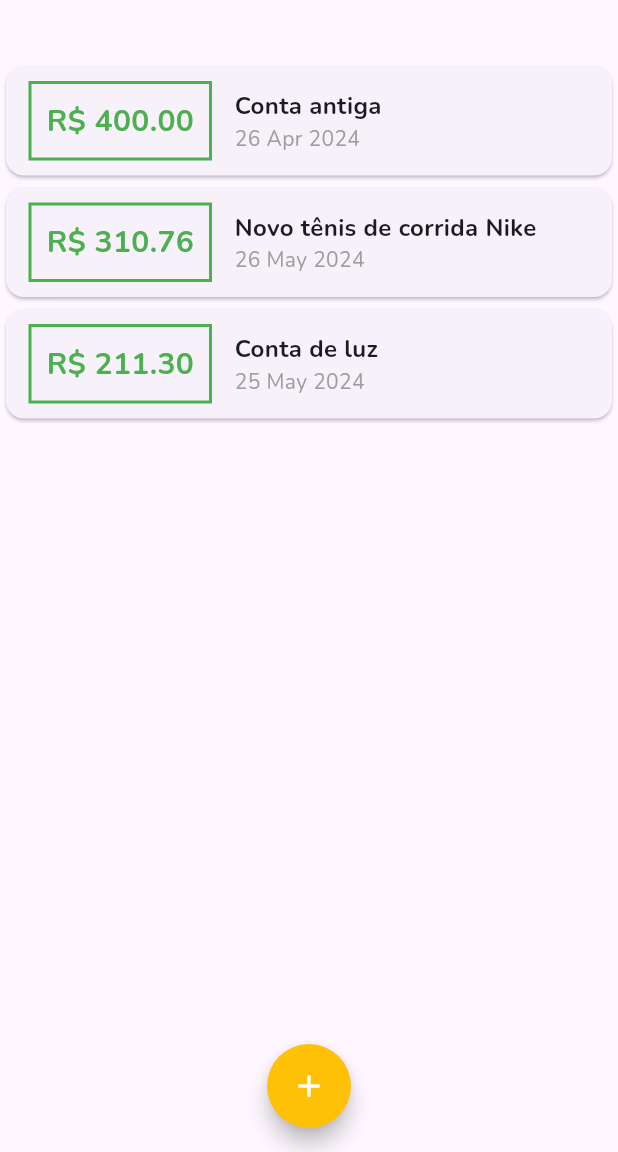
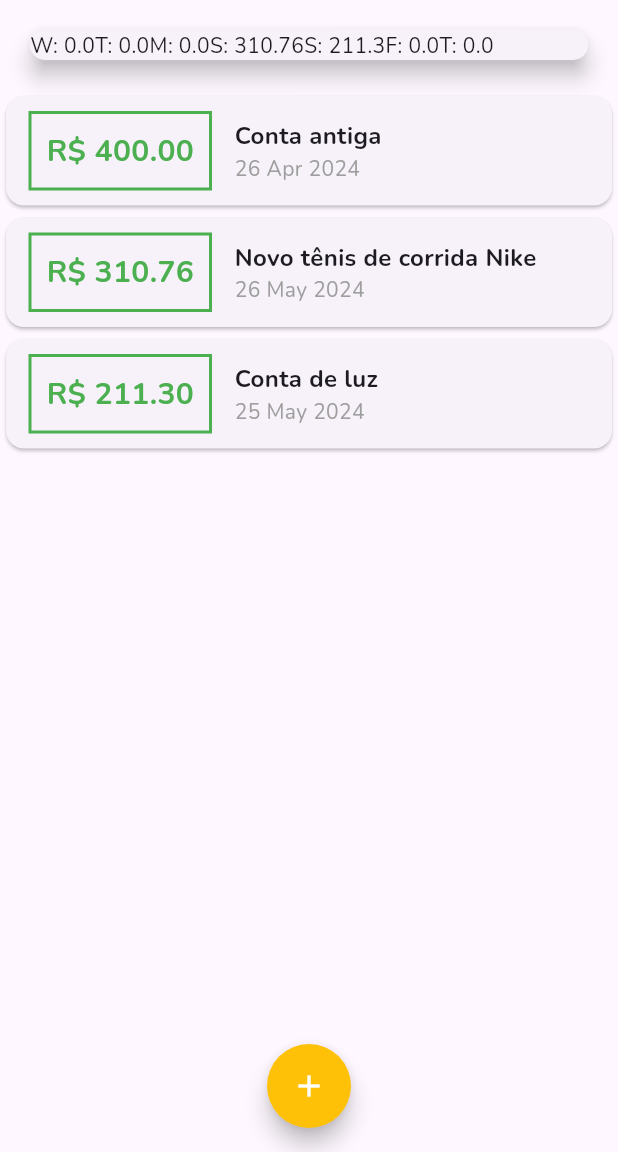
Before and after one commit to alexandrespindola/expenses_app, a Flutter app: the screen it shows after launch, on a phone screen of 412 x 824 dp, the part 84-1236 px from its top. Run offline on Flutter 3.47's test engine with Material 3 defaults, Android fonts, the phone set to English and light mode, and no system bars.

Commit message:
Refactor Chart component to use groupedTransactions for rendering
The code changes in the Chart component refactor the way transactions are rendered. Instead of manually printing the day and value for each transaction, the component now uses the groupedTransactions list to dynamically render the data. This improves code readability and maintainability.

This commit message follows the conventional format of starting with a type (`refactor` for code refactoring) and providing a concise and descriptive message of the changes made.

```diff
--- a/lib/components/chart.dart
+++ b/lib/components/chart.dart
@@ -25,9 +25,6 @@ class Chart extends StatelessWidget {
         }
       }
 
-      print(DateFormat.E().format(weekDay)[0]);
-      print(totalSum);
-
       return {
         'day': DateFormat.E().format(weekDay)[0],
         'value': totalSum,
@@ -38,11 +35,14 @@ class Chart extends StatelessWidget {
   @override
   Widget build(BuildContext context) {
     groupedTransactions;
-    return const Card(
-        elevation: 6,
-        margin: EdgeInsets.all(20),
-        child: Row(
-          children: <Widget>[],
-        ));
+    return Card(
+      elevation: 6,
+      margin: const EdgeInsets.all(20),
+      child: Row(
+        children: groupedTransactions.map((tr) {
+          return Text('${tr['day']}: ${tr['value']}');
+        }).toList(),
+      ),
+    );
   }
 }
```
Also changed, not shown: lib/components/chart_bar.dart (added, +10 -0 lines).
